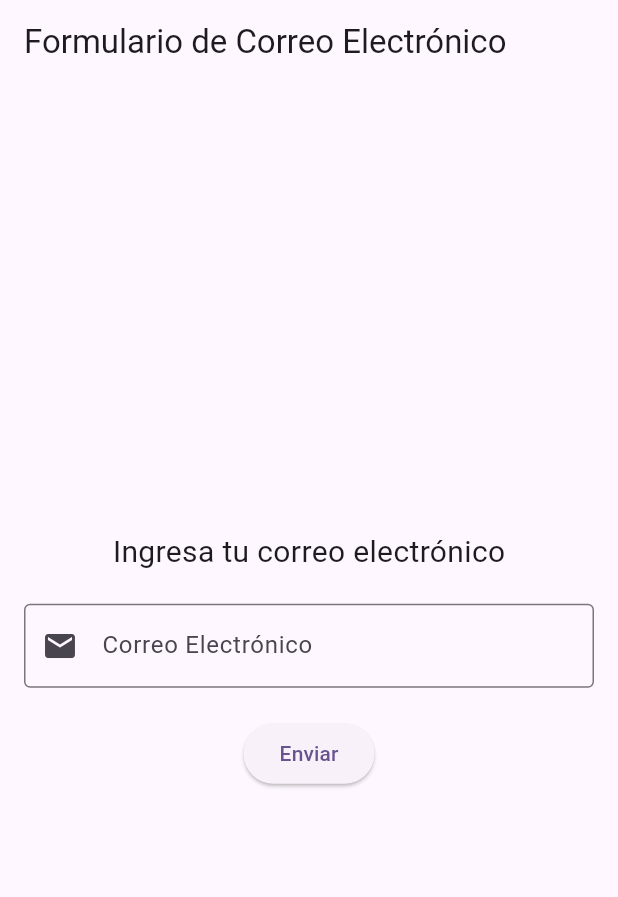
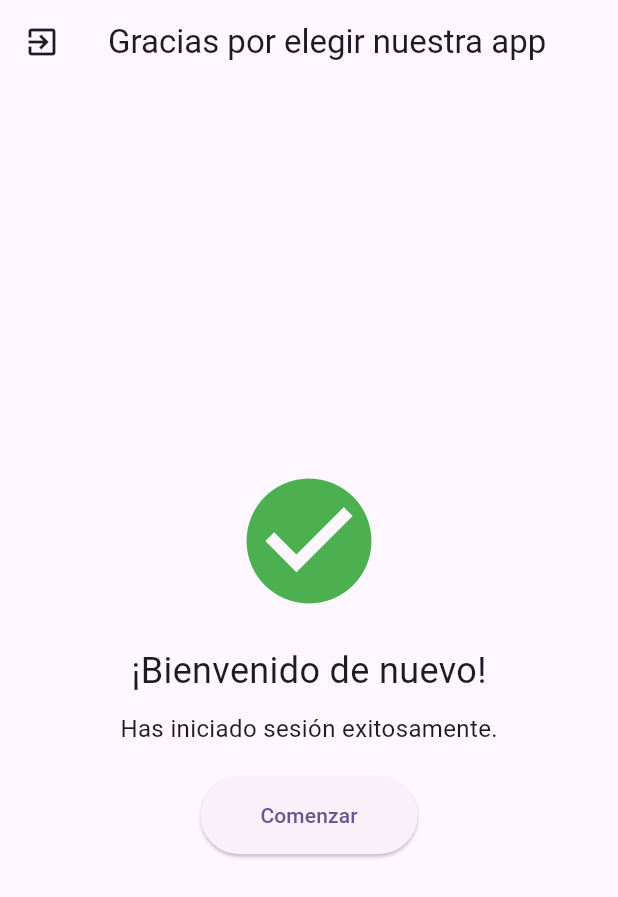
Before and after one commit to WilmerH1506/app_autenticacion, a Flutter app: the PantallaFinal screen opened directly, on a phone screen of 412 x 824 dp. Shown: the top 897 px of the screen. Run offline on Flutter 3.47's test engine with Material 3 defaults, Android fonts, the phone set to English and light mode, and no system bars.

Commit message:
Bienvenida y pantalla Final

```diff
--- a/app_autenticacion/lib/main.dart
+++ b/app_autenticacion/lib/main.dart
@@ -36,7 +36,7 @@ class _MyHomePageState extends State<MyHomePage> {
 
     return MaterialApp(
         title: 'Material app',
-        initialRoute: MyRoutes.inicio.name,
+        initialRoute: MyRoutes.Bienvenida.name,
         routes: routes,
         onGenerateRoute: (settings) {
           return MaterialPageRoute(
@@ -64,7 +64,7 @@ class PageNotFound extends StatelessWidget {
             ElevatedButton(
               onPressed: () {
 
-                Navigator.pushReplacementNamed(context, MyRoutes.inicio.name);
+                Navigator.pushReplacementNamed(context, MyRoutes.Bienvenida.name);
 
               },
               child: const Text('Ir a la página principal'),
--- a/app_autenticacion/lib/my_routes.dart
+++ b/app_autenticacion/lib/my_routes.dart
@@ -1,4 +1,5 @@
 enum MyRoutes {
+  Bienvenida,
   autenticacion,
   registro,
   inicio,
--- a/app_autenticacion/lib/pantallafinal.dart
+++ b/app_autenticacion/lib/pantallafinal.dart
@@ -1,48 +1,59 @@
+import 'package:flutter/material.dart';
 import 'package:app_autenticacion/my_routes.dart';
-import 'package:flutter/material.dart';
 
 void main() {
-  runApp(MaterialApp(
+  runApp(const MaterialApp(
     home: PantallaFinal(),
   ));
 }
 
 class PantallaFinal extends StatelessWidget {
+  const PantallaFinal({super.key});
+
   @override
   Widget build(BuildContext context) {
     return Scaffold(
       appBar: AppBar(
-        title: Text('Formulario de Correo Electrónico'),
+        title: const Text('Gracias por elegir nuestra app'),
+        leading:
+          IconButton(
+            onPressed: () {
+              Navigator.pushReplacementNamed(context, MyRoutes.Bienvenida.name);
+            },
+            icon: const Icon(Icons.exit_to_app),
+          ),
       ),
-      body: Padding(
-        padding: EdgeInsets.all(16),
+      body: Center(
         child: Column(
           mainAxisAlignment: MainAxisAlignment.center,
           children: [
-            Text(
-              'Ingresa tu correo electrónico',
-              style: TextStyle(fontSize: 20),
+            const Icon(
+              Icons.check_circle,
+              color: Colors.green,
+              size: 100,
             ),
-            SizedBox(height: 20),
-            TextFormField(
-              keyboardType: TextInputType.emailAddress,
-              decoration: InputDecoration(
-                labelText: 'Correo Electrónico',
-                hintText: 'example@example.com',
-                prefixIcon: Icon(Icons.email),
-                border: OutlineInputBorder(),
-              ),
+            const SizedBox(height: 20),
+            const Text(
+              '¡Bienvenido de nuevo!',
+              style: TextStyle(fontSize: 24),
             ),
-            SizedBox(height: 20),
+            const SizedBox(height: 10),
+            const Text(
+              'Has iniciado sesión exitosamente.',
+              style: TextStyle(fontSize: 16),
+            ),
+            const SizedBox(height: 20),
             ElevatedButton(
               onPressed: () {
-                // Aquí es donde navegamos a la siguiente pantalla
-                Navigator.push(
-                  context,
-                  MaterialPageRoute(builder: (context) => SegundaPantalla()),
-                );
+                // Acción al presionar el botón
               },
-              child: Text('Enviar'),
+              child: const Text('Comenzar'),
+              style: ElevatedButton.styleFrom(
+                padding: const EdgeInsets.symmetric(horizontal: 40, vertical: 16),
+                shape: RoundedRectangleBorder(
+                  borderRadius: BorderRadius.circular(30),
+                ),
+              ),
             ),
           ],
         ),
@@ -50,31 +61,3 @@ class PantallaFinal extends StatelessWidget {
     );
   }
 }
-
-class SegundaPantalla extends StatelessWidget {
-  @override
-  Widget build(BuildContext context) {
-    return Scaffold(
-      appBar: AppBar(
-        title: const Text('Segunda Pantalla'),
-        leading: IconButton(icon: const Icon(Icons.ac_unit),
-        onPressed: (){
-Navigator.pushReplacementNamed(context, MyRoutes.inicio.name);
-
-        }),
-      ),
-      body: const Center(
-        child:  Text(
-          '¡Correo electrónico enviado!',
-          style: TextStyle(fontSize: 20),
-        ),
-
-
-
-
-
-
-      ),
-    );
-  }
-}
```
Also changed, not shown: app_autenticacion/lib/autenticacion.dart (+14 -12 lines), app_autenticacion/lib/bienvenida.dart (added, +54 -0 lines), app_autenticacion/lib/my_router.dart (+4 -3 lines), app_autenticacion/lib/registro.dart (+3 -4 lines).
